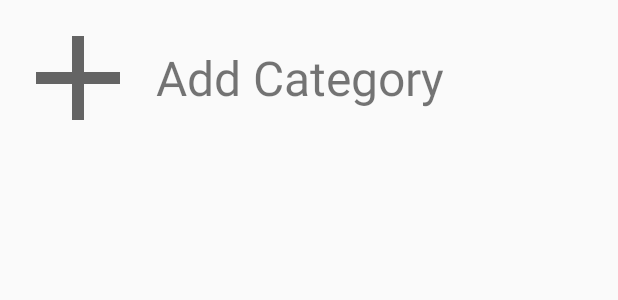
After one commit to TanmayDaga/ListItAndroidApp, an Android app: the layout activity_details_spinner_item_button.xml on its own in the app's theme, with its tools: preview values and no code run, on a phone screen of 412 x 824 dp. The commit adds this screen. Shown: the top 300 px of the screen. Run offline under Robolectric (Android 15) with nearby library versions, the phone set to English and light mode, and no system bars.

```diff
--- /dev/null
+++ b/app/src/main/java/com/example/listit/DetailsActivity/DetailsSpinnerAdapter.java
@@ -0,0 +1,23 @@
+package com.example.listit.DetailsActivity;
+
+import android.content.Context;
+import android.database.DataSetObserver;
+import android.view.LayoutInflater;
+import android.view.View;
+import android.view.ViewGroup;
+import android.widget.ArrayAdapter;
+import android.widget.SpinnerAdapter;
+
+import androidx.annotation.NonNull;
+
+//TODO
+
+public class DetailsSpinnerAdapter extends ArrayAdapter<String> {
+
+    LayoutInflater mLayoutInflater;
+    public DetailsSpinnerAdapter(@NonNull Context context, int resource) {
+        super(context, resource);
+        mLayoutInflater = LayoutInflater.from(context);
+
+    }
+}
--- /dev/null
+++ b/app/src/main/res/layout/activity_details_spinner_item_button.xml
@@ -0,0 +1,25 @@
+<?xml version="1.0" encoding="utf-8"?>
+<LinearLayout xmlns:android="http://schemas.android.com/apk/res/android"
+    android:layout_width="match_parent"
+    android:orientation="horizontal"
+    android:layout_height="wrap_content">
+
+    <ImageView
+
+        android:layout_width="wrap_content"
+        android:layout_height="wrap_content"
+        android:src="@drawable/ic_baseline_add_24"
+        android:layout_margin="4dp"
+        />
+
+    <TextView
+        xmlns:android="http://schemas.android.com/apk/res/android"
+        android:layout_width="match_parent"
+        android:layout_height="wrap_content"
+        android:text="@string/add_category"
+        android:textSize="32sp"
+        android:layout_gravity="center_vertical"
+        />
+
+
+</LinearLayout>
```
Also changed, not shown: app/src/main/java/com/example/listit/MainActivity/MainActivity.java (line endings or trailing spaces).
